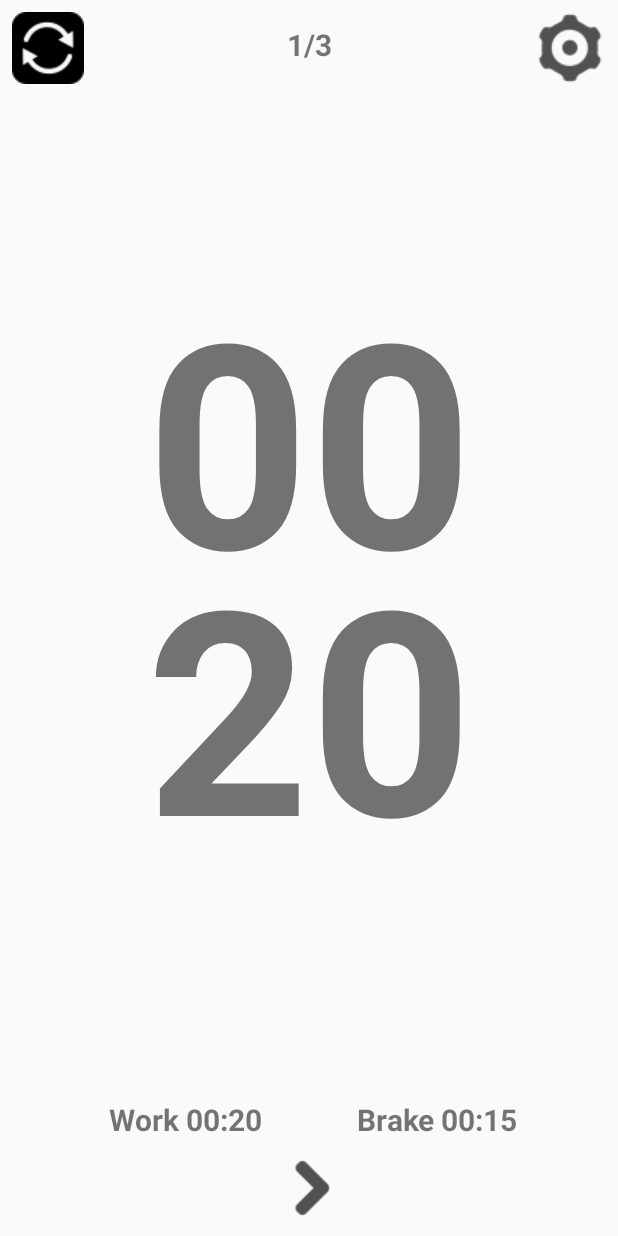
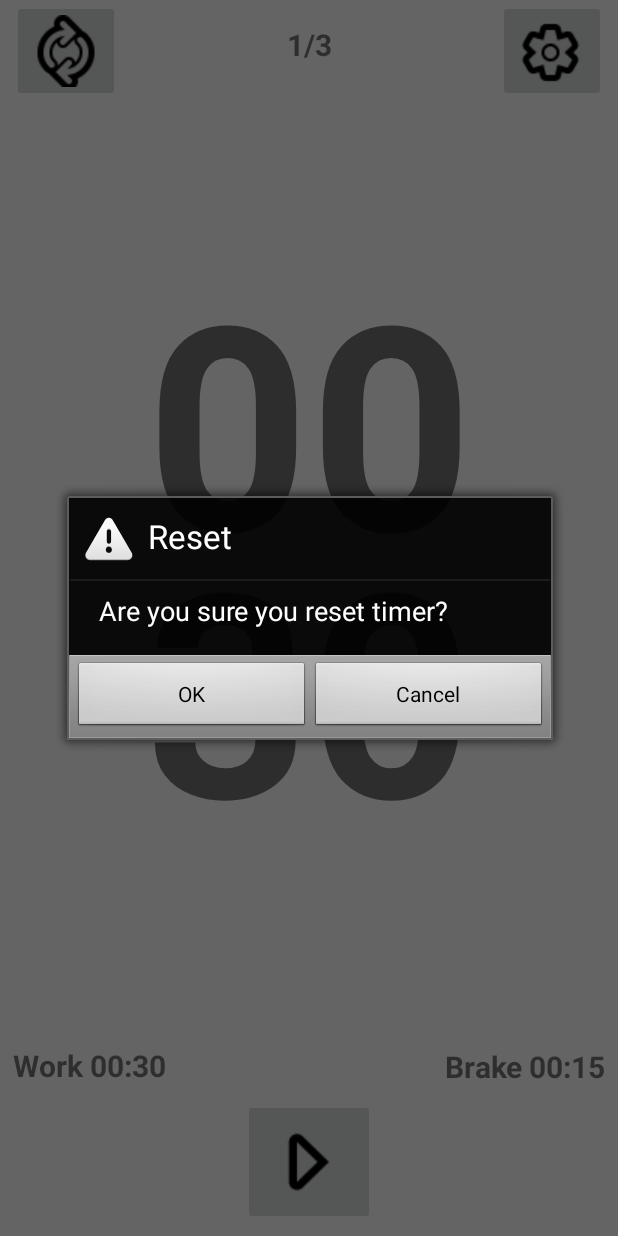
Before and after one commit to alperyazir/BoxTimer_v2, an Android app: the screen it shows after launch (MainActivity), after a tap on an icon or button, on a phone screen of 412 x 824 dp. Run offline under Robolectric (Android 15) with nearby library versions, the phone set to English and light mode, and no system bars.

Commit message:
Count timer pause için uğraşıyorz. Diğer kısımlar tamamlanmaya yakın.

```diff
--- a/app/src/main/java/com/example/admin/boxtimer_v2/MainActivity.java
+++ b/app/src/main/java/com/example/admin/boxtimer_v2/MainActivity.java
@@ -1,18 +1,20 @@
 package com.example.admin.boxtimer_v2;
 
+import android.app.AlertDialog;
+import android.content.DialogInterface;
 import android.content.Intent;
-import android.graphics.Color;
+import android.media.Image;
 import android.media.MediaPlayer;
 import android.os.CountDownTimer;
 import android.os.Handler;
 import android.speech.tts.TextToSpeech;
 import android.support.v7.app.AppCompatActivity;
 import android.os.Bundle;
-import android.util.Log;
 import android.view.View;
 import android.view.Window;
 import android.view.WindowManager;
 import android.widget.Button;
+import android.widget.ImageButton;
 import android.widget.TextView;
 import android.widget.Toast;
 
@@ -22,26 +24,27 @@ public class MainActivity extends AppCompatActivity {
 
     private boolean doubleBackToExitPressedOnce = false;
 
-    private Button buttonReset;
-    private Button buttonSettings;
-    private Button buttonPlayPause;
+    private ImageButton buttonReset;
+    private ImageButton buttonSettings;
+    private ImageButton buttonPlayPause;
     private TextView textRounds;
     private TextView textTimer;
     private TextView textWork;
     private TextView textBrake;
 
     String round="3";
-    String workout="20";
+    String workout="30";
     String brake="15";
     String warning="10";
     String ready="5";
 
-    boolean brakeMode = false ;
+    boolean brakeMode;
     boolean readyMode;
+    boolean playMode = true;
     int roundCounter = 1;
 
 
-    private CountDownTimer countDownTimer;
+    private CountDownTimer countDownTimer = null;
     private TextToSpeech textToSpeech;
     View root ;
 
@@ -56,9 +59,9 @@ public class MainActivity extends AppCompatActivity {
         View someView = findViewById(R.id.activity_main);
         root = someView.getRootView();someView.getRootView();
 
-        buttonReset = (Button) findViewById(R.id.buttonReset);
-        buttonSettings = (Button) findViewById(R.id.buttonSettings);
-        buttonPlayPause = (Button) findViewById(R.id.buttonPlayPause);
+        buttonReset = (ImageButton) findViewById(R.id.buttonReset);
+        buttonSettings = (ImageButton) findViewById(R.id.buttonSettings);
+        buttonPlayPause = (ImageButton) findViewById(R.id.buttonPlayPause);
 
         textRounds = (TextView) findViewById(R.id.textRounds);
         textTimer = (TextView) findViewById(R.id.textTimer);
@@ -91,6 +94,25 @@ public class MainActivity extends AppCompatActivity {
     }
 
     public void buttonResetClicked(View view){
+        new AlertDialog.Builder(view.getContext(),1)
+                .setTitle("Reset")
+                .setMessage("Are you sure you reset timer?")
+                .setPositiveButton(android.R.string.yes, new DialogInterface.OnClickListener() {
+                    public void onClick(DialogInterface dialog, int which) {
+                        roundCounter = 1;
+                        textRounds.setText("" + roundCounter + "/" + String.format("%01d", Integer.parseInt(round)) );
+                        textTimer.setText(""+String.format("%02d", Integer.parseInt(workout)/60) +" "+ String.format("%02d", Integer.parseInt(workout)%60));
+                        root.setBackgroundColor(getResources().getColor(android.R.color.darker_gray));
+                        if(countDownTimer != null) countDownTimer.cancel();
+                    }
+                })
+                .setNegativeButton(android.R.string.no, new DialogInterface.OnClickListener() {
+                    public void onClick(DialogInterface dialog, int which) {
+                        // do nothing
+                    }
+                })
+                .setIcon(android.R.drawable.ic_dialog_alert)
+                .show();
     }
 
     public void buttonSettingsClicked(View view){
@@ -105,10 +127,17 @@ public class MainActivity extends AppCompatActivity {
 
     public void buttonPlayPauseClicked(View view){
 
+        if(playMode){
         manageTimer(Integer.parseInt(ready));
         readyMode = true;
+        brakeMode = false;
         countDownTimer.start();
         root.setBackgroundColor(getResources().getColor(android.R.color.holo_orange_light));
+        buttonPlayPause.setImageResource(R.drawable.pause);
+            playMode = false;
+        }else{
+            buttonPlayPause.setImageResource(R.drawable.play);
+        }
     }
 
     public void manageTimer(int seconds) {
@@ -119,18 +148,18 @@ public class MainActivity extends AppCompatActivity {
                 int minutes = seconds / 60;
                 seconds = seconds % 60;
                 textTimer.setText(String.format("%02d", minutes) + " " + String.format("%02d", seconds));
-                if(brakeMode){
-                    if(seconds<10){
+                if(brakeMode){ // Workout Interval
+                    if(seconds==10){
                         playGong();
+                        root.setBackgroundColor(getResources().getColor(android.R.color.holo_blue_light));
                     }
                 }
                 else if(readyMode){
                     textToSpeech.speak(Integer.toString(seconds), TextToSpeech.QUEUE_FLUSH, null);
                 }
-                else{ // WorkoutMode
-                    if(seconds<10){
+                else { // In brake Interval
+                    if(seconds==10){
                         playGong();
-                        root.setBackgroundColor(getResources().getColor(android.R.color.darker_gray));
                     }
                 }
             }
@@ -140,8 +169,8 @@ public class MainActivity extends AppCompatActivity {
                 if(brakeMode){
                     root.setBackgroundColor(getResources().getColor(android.R.color.holo_red_light));
                     playGong();
+                    manageTimer(Integer.parseInt(brake));
                     brakeMode = false;
-                    manageTimer(Integer.parseInt(brake));
                     countDownTimer.start();
                 }
                 else{   // WorkoutMode
@@ -156,7 +185,7 @@ public class MainActivity extends AppCompatActivity {
                         brakeMode = true;
                         manageTimer(Integer.parseInt(workout));
                         countDownTimer.start();
-                        textRounds.setText("" + roundCounter + "/" +String.format("%01d", Integer.parseInt(round)));
+                        textRounds.setText("Round " + roundCounter + "/" +String.format("%01d", Integer.parseInt(round)));
                     }
                     else if(roundCounter == Integer.parseInt(round)){
                         playGong();
@@ -164,7 +193,7 @@ public class MainActivity extends AppCompatActivity {
                         brakeMode = false;
                         manageTimer(Integer.parseInt(workout));
                         countDownTimer.start();
-                        textRounds.setText("Round" + roundCounter + "/" +String.format("%01d", Integer.parseInt(round)));
+                        textRounds.setText("Round " + roundCounter + "/" +String.format("%01d", Integer.parseInt(round)));
                     }
                     else {
                         countDownTimer.cancel();
@@ -208,6 +237,7 @@ public class MainActivity extends AppCompatActivity {
 
         };
     }
+
     public void playGong() {
         MediaPlayer mp = MediaPlayer.create(this,R.raw.gong );
         mp.start();
--- a/app/src/main/java/com/example/admin/boxtimer_v2/SettingsActivity.java
+++ b/app/src/main/java/com/example/admin/boxtimer_v2/SettingsActivity.java
@@ -76,7 +76,7 @@ public class SettingsActivity extends AppCompatActivity implements EditTimeFragm
         if(extras !=null) {
             textRound.setText(extras.getString("round"));
             textWorkout.setText(String.format("%02d", Integer.parseInt(extras.getString("workout"))/60) + ":" + String.format("%02d", Integer.parseInt(extras.getString("workout"))%60 ));
-            textBrake.setText(String.format("%02d", Integer.parseInt(extras.getString("brake"))/60) + ":" + String.format("%02d", Integer.parseInt(extras.getString("workout"))%60 ));
+            textBrake.setText(String.format("%02d", Integer.parseInt(extras.getString("brake"))/60) + ":" + String.format("%02d", Integer.parseInt(extras.getString("brake"))%60 ));
             textWarning.setText(String.format("%02d", Integer.parseInt(extras.getString("warning"))/60) + ":" + String.format("%02d", Integer.parseInt(extras.getString("warning"))%60));
             textReady.setText(String.format("%02d", Integer.parseInt(extras.getString("ready"))/60) + ":" + String.format("%02d", Integer.parseInt(extras.getString("ready"))%60 ));
         }
--- a/app/src/main/res/layout/activity_main.xml
+++ b/app/src/main/res/layout/activity_main.xml
@@ -7,25 +7,25 @@
     android:layout_height="fill_parent"
     tools:context="com.example.admin.boxtimer_v2.MainActivity">
 
-    <Button
+    <ImageButton
         android:id="@+id/buttonSettings"
-        android:layout_width="48dp"
-        android:layout_height="48dp"
+        android:layout_width="wrap_content"
+        android:layout_height="wrap_content"
         android:layout_marginEnd="8dp"
-        android:background="@drawable/settings"
         android:onClick="buttonSettingsClicked"
         app:layout_constraintBaseline_toBaselineOf="@+id/textRounds"
-        app:layout_constraintRight_toRightOf="parent" />
+        app:layout_constraintRight_toRightOf="parent"
+        app:srcCompat="@drawable/settings" />
 
-    <Button
+    <ImageButton
         android:id="@+id/buttonReset"
-        android:layout_width="48dp"
-        android:layout_height="48dp"
+        android:layout_width="wrap_content"
+        android:layout_height="wrap_content"
         android:layout_marginLeft="8dp"
-        android:background="@drawable/reset"
         android:onClick="buttonResetClicked"
         app:layout_constraintBaseline_toBaselineOf="@+id/textRounds"
-        app:layout_constraintLeft_toLeftOf="parent" />
+        app:layout_constraintLeft_toLeftOf="parent"
+        app:srcCompat="@drawable/reset" />
 
     <TextView
         android:id="@+id/textRounds"
@@ -71,46 +71,41 @@
         android:id="@+id/textBrake"
         android:layout_width="0dp"
         android:layout_height="wrap_content"
-        android:layout_marginLeft="8dp"
         android:layout_marginRight="8dp"
         android:text="Brake  02:00"
         android:textSize="20sp"
         android:textStyle="bold"
-        app:layout_constraintBaseline_toBaselineOf="@+id/textWorkout"
-        app:layout_constraintHorizontal_bias="0.0"
-        app:layout_constraintLeft_toRightOf="@+id/buttonPlayPause"
-        app:layout_constraintRight_toRightOf="parent" />
+        app:layout_constraintRight_toRightOf="parent"
+        android:layout_marginBottom="8dp"
+        app:layout_constraintBottom_toTopOf="@+id/buttonPlayPause" />
 
     <TextView
         android:id="@+id/textWorkout"
         android:layout_width="0dp"
         android:layout_height="wrap_content"
         android:layout_marginLeft="8dp"
-        android:layout_marginRight="8dp"
-        android:layout_marginTop="8dp"
+        android:layout_marginTop="7dp"
         android:gravity="end"
         android:text="Work 05:00"
         android:textSize="20sp"
         android:textStyle="bold"
-        app:layout_constraintHorizontal_bias="0.0"
         app:layout_constraintLeft_toLeftOf="parent"
-        app:layout_constraintRight_toLeftOf="@+id/buttonPlayPause"
         app:layout_constraintTop_toBottomOf="@+id/textTimer" />
 
-    <Button
+    <ImageButton
         android:id="@+id/buttonPlayPause"
-        android:layout_width="48dp"
-        android:layout_height="48dp"
+        android:layout_width="wrap_content"
+        android:layout_height="wrap_content"
         android:layout_marginBottom="8dp"
         android:layout_marginLeft="8dp"
         android:layout_marginRight="8dp"
-        android:layout_marginTop="8dp"
-        android:background="@drawable/play"
+        android:layout_marginTop="9dp"
         android:onClick="buttonPlayPauseClicked"
         app:layout_constraintBottom_toBottomOf="parent"
+        app:layout_constraintHorizontal_bias="0.5"
         app:layout_constraintLeft_toLeftOf="parent"
         app:layout_constraintRight_toRightOf="parent"
-        app:layout_constraintTop_toBottomOf="@+id/textBrake"
-        app:layout_constraintVertical_bias="0.0" />
+        app:layout_constraintTop_toBottomOf="@+id/textWorkout"
+        app:srcCompat="@drawable/play" />
 
 </android.support.constraint.ConstraintLayout>
--- a/build.gradle
+++ b/build.gradle
@@ -5,7 +5,7 @@ buildscript {
         jcenter()
     }
     dependencies {
-        classpath 'com.android.tools.build:gradle:2.3.0'
+        classpath 'com.android.tools.build:gradle:2.3.1'
 
         // NOTE: Do not place your application dependencies here; they belong
         // in the individual module build.gradle files
```
Also changed, not shown: app/src/main/res/drawable/pause.png, app/src/main/res/drawable/play.png, app/src/main/res/drawable/reset.png, app/src/main/res/drawable/settings.png.
